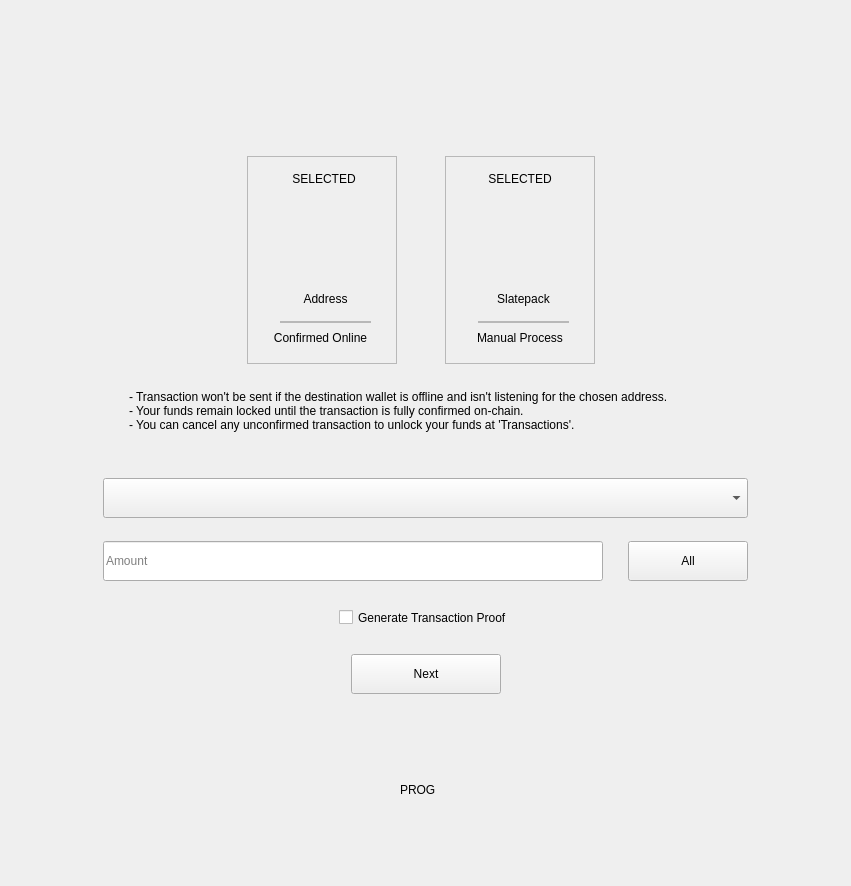
This is windows_desktop/g_sendStarting.ui in mwcproject/mwc-qt-wallet as Qt 5 draws it before an edit. The edited form follows.
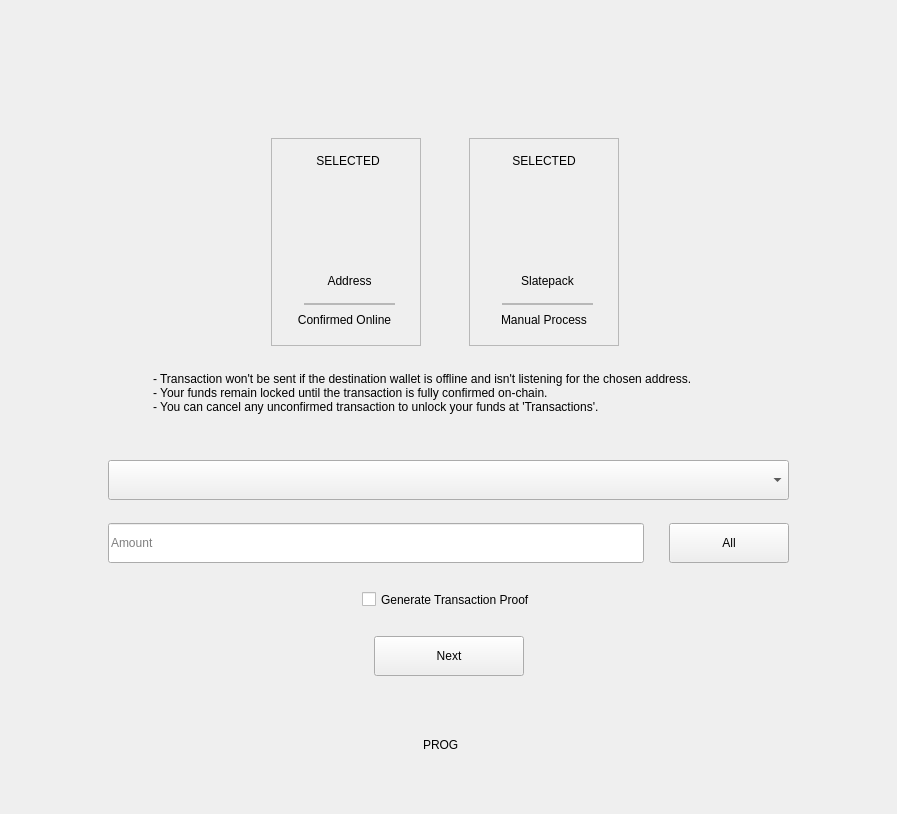
This is the edited form. Icons and pictures are not drawn. Custom widgets are drawn as their Qt base class.

Commit message: Locking fix, minor UI issue

Patch:
```diff
--- a/windows_desktop/g_sendStarting.ui
+++ b/windows_desktop/g_sendStarting.ui
@@ -6,8 +6,8 @@
    <rect>
     <x>0</x>
     <y>0</y>
-    <width>851</width>
-    <height>886</height>
+    <width>897</width>
+    <height>814</height>
    </rect>
   </property>
   <property name="windowTitle">
```
Left out of the diff: 88 changed lines with no effect on the pictures. The commit also changes 6 other files.
